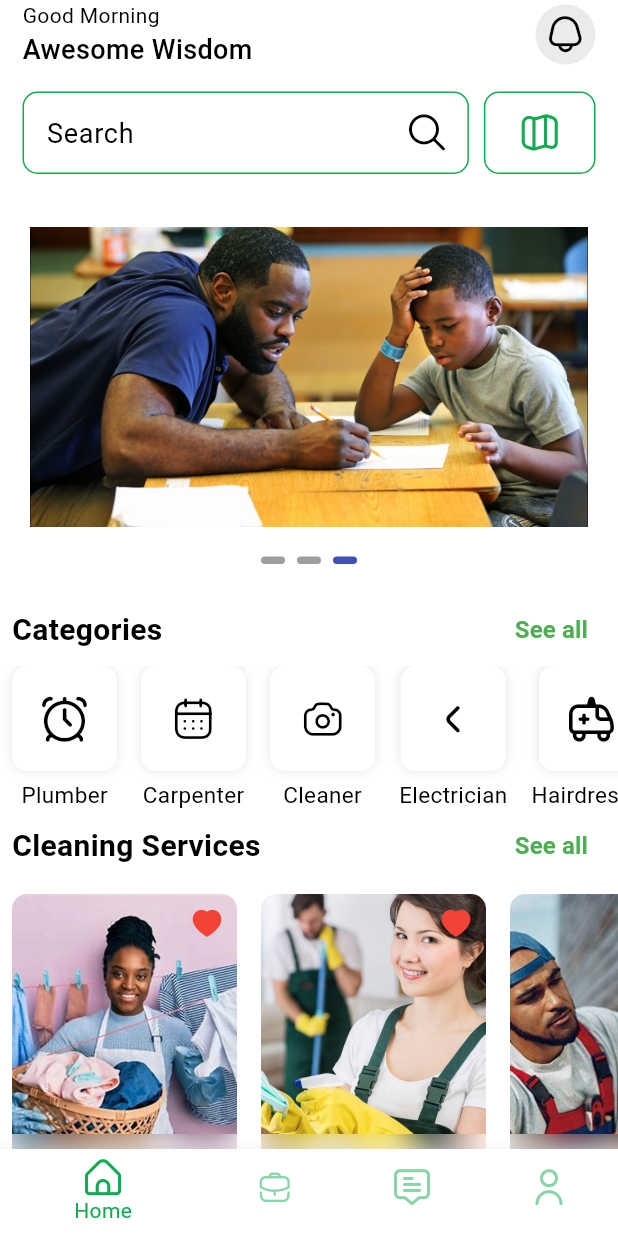
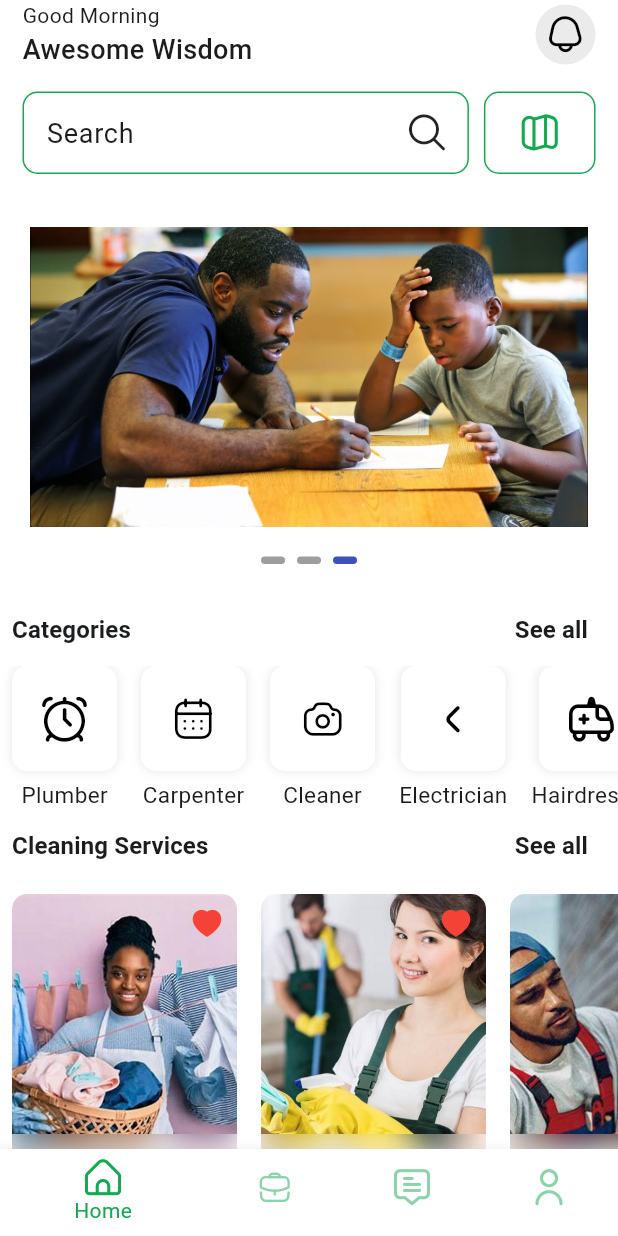
Before and after one commit to Awesomewsdm/service_masters, a Flutter app: the screen it shows after launch, on a phone screen of 412 x 824 dp. Run offline on Flutter 3.47's test engine with Material 3 defaults, Android fonts, the phone set to English and light mode, and no system bars; drawn by our look-alikes of smooth_page_indicator; our stand-ins replace auto_route, chat_bubbles, cloud_firestore, equatable, firebase_auth, firebase_core and 19 more; missing offline and left inert: agora_rtc_engine, flutter_google_maps_webservices; accounts and stored records are empty; Roboto replaces fonts that are missing (Georama).

Commit message:
Refactor text styles and update widget styling

```diff
--- a/lib/common/components/heading_widget.dart
+++ b/lib/common/components/heading_widget.dart
@@ -22,9 +22,8 @@ class HeadingWidget extends StatelessWidget {
           Text(
             heading,
             overflow: TextOverflow.ellipsis,
-            style: GoogleFonts.georama(
-              fontSize: 20.0,
-              fontWeight: FontWeight.w600,
+            style: context.textTheme.titleSmall!.copyWith(
+              fontWeight: FontWeight.bold,
             ),
           ),
           const Spacer(),
@@ -34,7 +33,6 @@ class HeadingWidget extends StatelessWidget {
               showSeeAll == true ? "See all" : "",
               style: context.textTheme.titleSmall!.copyWith(
                 fontWeight: FontWeight.bold,
-                color: Colors.green,
               ),
             ),
           ),
--- a/lib/common/theme/theme_data.dart
+++ b/lib/common/theme/theme_data.dart
@@ -27,9 +27,7 @@ class AppThemeData {
           fontSize: 20,
           fontWeight: FontWeight.bold,
         ),
-        iconTheme: IconThemeData(color: colorScheme.onPrimary),
       ),
-      iconTheme: const IconThemeData(color: Colors.black),
       canvasColor: colorScheme.background,
       scaffoldBackgroundColor: colorScheme.background,
       highlightColor: Colors.transparent,
@@ -117,76 +115,63 @@ class AppThemeData {
     displayLarge: GoogleFonts.roboto(
       fontSize: 57,
       fontWeight: FontWeight.w400,
-      color: Colors.white,
       letterSpacing: -1.5,
     ),
     displayMedium: GoogleFonts.roboto(
       fontSize: 45,
       fontWeight: FontWeight.w400,
-      color: Colors.white,
       letterSpacing: -0.5,
     ),
     displaySmall: GoogleFonts.roboto(
       fontSize: 36,
       fontWeight: FontWeight.w400,
-      color: Colors.white,
     ),
     headlineMedium: GoogleFonts.roboto(
       fontSize: 32,
       fontWeight: FontWeight.w400,
-      color: Colors.white,
       letterSpacing: 0.25,
     ),
     headlineSmall: GoogleFonts.roboto(
       fontSize: 28,
       fontWeight: FontWeight.w400,
-      color: Colors.white,
     ),
     titleLarge: GoogleFonts.roboto(
       fontSize: 24,
       fontWeight: FontWeight.w400,
-      color: Colors.black,
       letterSpacing: 0.15,
     ),
     titleMedium: GoogleFonts.roboto(
       fontSize: 22,
       fontWeight: FontWeight.bold,
       letterSpacing: 0.15,
-      color: Colors.black,
     ),
     titleSmall: GoogleFonts.roboto(
       fontSize: 16,
-      color: Colors.black,
       letterSpacing: 0.1,
     ),
     bodyLarge: GoogleFonts.roboto(
       fontSize: 18,
       fontWeight: FontWeight.w400,
       letterSpacing: 0.5,
-      color: Colors.black,
     ),
     bodyMedium: GoogleFonts.roboto(
       fontSize: 14,
       fontWeight: FontWeight.w400,
       letterSpacing: 0.25,
-      color: Colors.black,
     ),
     labelLarge: GoogleFonts.roboto(
       fontSize: 14,
       fontWeight: FontWeight.w500,
-      color: Colors.black,
       letterSpacing: 1.25,
     ),
     bodySmall: GoogleFonts.roboto(
       fontSize: 12,
       fontWeight: FontWeight.w400,
-      color: Colors.black,
       letterSpacing: 0.4,
     ),
     labelSmall: GoogleFonts.roboto(
       fontSize: 11,
       fontWeight: FontWeight.w400,
-      color: Colors.black,
       letterSpacing: 1.5,
     ),
   );
--- a/lib/profile/components/profile_menu_list_item.dart
+++ b/lib/profile/components/profile_menu_list_item.dart
@@ -2,7 +2,9 @@ import "package:service_masters/common/barrels.dart";
 
 class ProfileMenuListCardItem extends StatelessWidget {
   const ProfileMenuListCardItem({
-    required this.icon, required this.label, super.key,
+    required this.icon,
+    required this.label,
+    super.key,
     this.onTap,
   });
   final IconData icon;
@@ -18,13 +20,12 @@ class ProfileMenuListCardItem extends StatelessWidget {
         child: Row(
           children: [
             Icon(icon),
-            const SizedBox(width: 20),
+            const Gap(10),
             Text(
               label,
-              style: GoogleFonts.poppins(
-                  fontSize: 17,
-                  color: Colors.black,
-                  fontWeight: FontWeight.w500,),
+              style: context.textTheme.titleSmall!.copyWith(
+                fontWeight: FontWeight.bold,
+              ),
             ),
             const Spacer(),
             const Icon(Icons.chevron_right_rounded),
```
